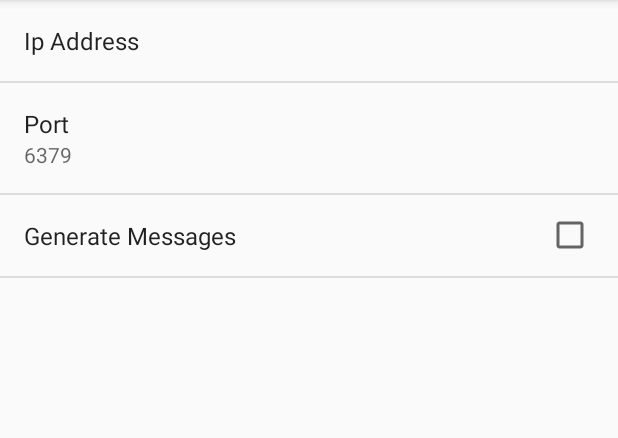
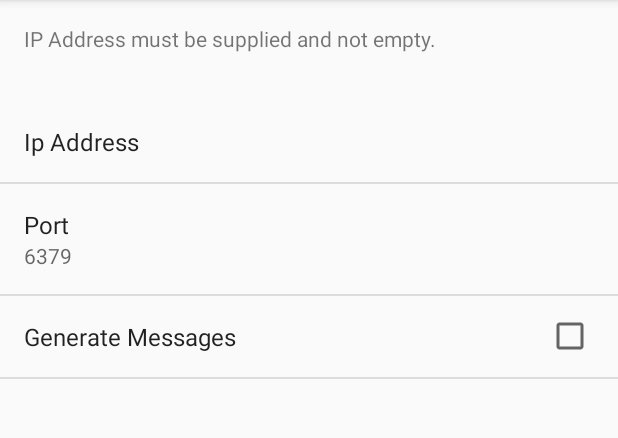
Before and after one commit to Scutterman/android-redis-messenger, an Android app: the fragment SettingsFragment shown on its own in the app's theme, on a phone screen of 412 x 824 dp, the part 84-522 px from its top. Run offline under Robolectric (Android 15) with nearby library versions, the phone set to English and light mode, and no system bars; libraries missing offline, so code that uses them is left out: org.droidparts, org.droidparts.util, redis.clients.jedis; 4 statements that could not run were skipped.

Commit message:
App will redirect to the settings screen if the required settings haven't been set. Settings still don't do anything.

```diff
--- a/AndroidRedisMessenger/app/build.gradle
+++ b/AndroidRedisMessenger/app/build.gradle
@@ -28,4 +28,5 @@ dependencies {
     compile 'org.droidparts:droidparts:2.9.5'
     compile 'redis.clients:jedis:2.8.1'
     compile 'com.android.support:support-v4:23.4.0'
+    compile 'com.google.android.gms:play-services-appindexing:8.1.0'
 }
--- a/AndroidRedisMessenger/app/src/main/AndroidManifest.xml
+++ b/AndroidRedisMessenger/app/src/main/AndroidManifest.xml
@@ -25,7 +25,11 @@
                 <category android:name="android.intent.category.LAUNCHER" />
             </intent-filter>
         </activity>
-        <activity android:name=".activity.SettingsActivity"></activity>
+        <activity android:name=".activity.SettingsActivity"></activity><!-- ATTENTION: This was auto-generated to add Google Play services to your project for
+     App Indexing.  See https://g.co/AppIndexing/AndroidStudio for more information. -->
+        <meta-data
+            android:name="com.google.android.gms.version"
+            android:value="@integer/google_play_services_version" />
     </application>
 
 </manifest>
--- a/AndroidRedisMessenger/app/src/main/java/uk/co/cgfindies/androidredismessenger/fragment/SettingsFragment.java
+++ b/AndroidRedisMessenger/app/src/main/java/uk/co/cgfindies/androidredismessenger/fragment/SettingsFragment.java
@@ -1,12 +1,20 @@
 package uk.co.cgfindies.androidredismessenger.fragment;
 
 
+import android.content.Context;
 import android.content.SharedPreferences;
 import android.os.Bundle;
 import android.preference.Preference;
 import android.preference.PreferenceFragment;
 import android.preference.PreferenceManager;
 import android.support.v4.app.Fragment;
+import android.view.LayoutInflater;
+import android.view.View;
+import android.view.ViewGroup;
+import android.widget.TextView;
+
+import java.util.ArrayList;
+import java.util.List;
 
 import uk.co.cgfindies.androidredismessenger.R;
 
@@ -20,6 +28,8 @@ public class SettingsFragment extends PreferenceFragment
     public static final String SETTING_GENERATE_MESSAGES_KEY = "SETTING_GENERATE_MESSAGES";
     public static final String SETTING_USERNAME = "SETTING_USERNAME";
 
+    public static final String SETTING_IP_ADDRESS_PORT_VALUE_DEFAULT = "6379";
+
     SharedPreferences prefs;
     SharedPreferences.OnSharedPreferenceChangeListener mListener = new SharedPreferences.OnSharedPreferenceChangeListener()
     {
@@ -30,6 +40,15 @@ public class SettingsFragment extends PreferenceFragment
             }
 
             String value = sharedPreferences.getString(key, "");
+
+            if (key.equals(SETTING_IP_ADDRESS_PORT_KEY) && value.length() == 0)
+            {
+                value = SETTING_IP_ADDRESS_PORT_VALUE_DEFAULT;
+                SharedPreferences.Editor editor = sharedPreferences.edit();
+                editor.putString(SETTING_IP_ADDRESS_PORT_KEY, value);
+                editor.apply();
+            }
+
             Preference pref = findPreference((key));
             pref.setSummary(value);
         }
@@ -54,10 +73,72 @@ public class SettingsFragment extends PreferenceFragment
     }
 
     @Override
+    public void onViewCreated(View view, Bundle savedInstanceState) {
+        super.onViewCreated(view, savedInstanceState);
+
+        String allErrors = "";
+        for (String error : validateSettings(getActivity()))
+        {
+            allErrors += error + "\n";
+        }
+
+        if (allErrors.length() > 0)
+        {
+            TextView errorBox = (TextView)getActivity().findViewById(R.id.settings_fragment_errors);
+            if (errorBox != null)
+            {
+                errorBox.setText(allErrors);
+            }
+        }
+
+    }
+
+    @Override
+    public View onCreateView(LayoutInflater inflater, ViewGroup container, Bundle savedInstanceState)
+    {
+        super.onCreateView(inflater, container, savedInstanceState);
+        return inflater.inflate(R.layout.fragment_settings, container, false);
+    }
+
+    @Override
     public void onDestroy()
     {
         prefs.unregisterOnSharedPreferenceChangeListener(mListener);
         super.onPause();
     }
 
+    public static List<String> validateSettings(Context ctx)
+    {
+        List<String> errors = new ArrayList<>();
+
+        SharedPreferences sharedPreferences = PreferenceManager.getDefaultSharedPreferences(ctx);
+        String ipAddress = sharedPreferences.getString(SettingsFragment.SETTING_IP_ADDRESS_KEY, "");
+        String port = sharedPreferences.getString(SettingsFragment.SETTING_IP_ADDRESS_PORT_KEY, SettingsFragment.SETTING_IP_ADDRESS_PORT_VALUE_DEFAULT);
+
+        if (port.length() == 0)
+        {
+            port = SettingsFragment.SETTING_IP_ADDRESS_PORT_VALUE_DEFAULT;
+        }
+
+        if (ipAddress.length() == 0)
+        {
+            errors.add("IP Address must be supplied and not empty.");
+        }
+
+        try {
+            int portAsNumber = Integer.parseInt(port);
+            if (portAsNumber < 0)
+            {
+                // Negative port number?
+                errors.add("Port number must not be negative.");
+            }
+        }
+        catch (NumberFormatException ex)
+        {
+            errors.add("Port must be a number.");
+        }
+
+        return errors;
+    }
+
 }
--- a/AndroidRedisMessenger/app/src/main/res/layout/fragment_settings.xml
+++ b/AndroidRedisMessenger/app/src/main/res/layout/fragment_settings.xml
@@ -1,13 +1,22 @@
-<FrameLayout xmlns:android="http://schemas.android.com/apk/res/android"
+<LinearLayout xmlns:android="http://schemas.android.com/apk/res/android"
     xmlns:tools="http://schemas.android.com/tools"
     android:layout_width="match_parent"
     android:layout_height="match_parent"
     tools:context="uk.co.cgfindies.androidredismessenger.fragment.SettingsFragment"
+    android:orientation="vertical"
 >
+    <TextView
+        android:layout_width="match_parent"
+        android:layout_height="wrap_content"
+        android:id="@+id/settings_fragment_errors"
+        android:padding="@dimen/activity_horizontal_margin"
+    />
+
     <ListView
         android:layout_width="match_parent"
-        android:layout_height="match_parent"
+        android:layout_height="0dp"
+        android:layout_weight="1"
         android:id="@android:id/list"
     />
 
-</FrameLayout>
+</LinearLayout>
--- a/AndroidRedisMessenger/app/src/main/res/layout/list_item.xml
+++ b/AndroidRedisMessenger/app/src/main/res/layout/list_item.xml
@@ -13,7 +13,7 @@
         android:paddingStart="@dimen/activity_horizontal_margin"
         android:paddingRight="@dimen/activity_horizontal_margin"
         android:paddingLeft="@dimen/activity_horizontal_margin"
-        android:textSize="10sp"
+        android:textSize="12sp"
         android:layout_gravity="center"
         android:id="@android:id/text1"/>
     <TextView
```
Also changed, not shown: AndroidRedisMessenger/app/src/main/java/uk/co/cgfindies/androidredismessenger/activity/MainActivity.java (+23 -11 lines).
